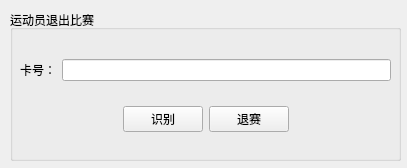
Above: CrossroadGradeManageSystem/pages/exitgames/exitgames.ui from JyamlamLaiHust/MotorcrossManagementSystem before the change. Below: the same form after it.
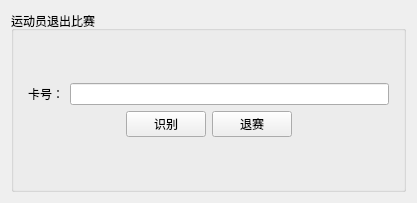
That is the form after the change.

```diff
--- a/CrossroadGradeManageSystem/pages/exitgames/exitgames.ui
+++ b/CrossroadGradeManageSystem/pages/exitgames/exitgames.ui
@@ -6,37 +6,30 @@
    <rect>
     <x>0</x>
     <y>0</y>
-    <width>407</width>
-    <height>168</height>
+    <width>417</width>
+    <height>203</height>
    </rect>
   </property>
   <property name="windowTitle">
    <string>Form</string>
   </property>
+  <layout class="QGridLayout" name="gridLayout">
+   <item row="0" column="0">
   <widget class="QGroupBox" name="groupBox">
-   <property name="geometry">
-    <rect>
-     <x>10</x>
-     <y>10</y>
-     <width>391</width>
-     <height>151</height>
-    </rect>
-   </property>
    <property name="title">
     <string>运动员退出比赛</string>
    </property>
-   <widget class="QWidget" name="verticalLayoutWidget">
-    <property name="geometry">
-     <rect>
-      <x>10</x>
-      <y>30</y>
-      <width>371</width>
-      <height>111</height>
-     </rect>
-    </property>
+     <layout class="QGridLayout" name="gridLayout_2">
+      <item row="0" column="0">
     <layout class="QVBoxLayout" name="verticalLayout">
      <item>
       <layout class="QHBoxLayout" name="horizontalLayout">
+          <property name="leftMargin">
+           <number>5</number>
+          </property>
+          <property name="rightMargin">
+           <number>5</number>
+          </property>
        <item>
         <widget class="QLabel" name="rfidTag_label">
          <property name="text">
@@ -58,6 +51,12 @@
      </item>
      <item>
       <layout class="QHBoxLayout" name="horizontalLayout_2">
+          <property name="leftMargin">
+           <number>5</number>
+          </property>
+          <property name="rightMargin">
+           <number>5</number>
+          </property>
        <item>
         <spacer name="horizontalSpacer">
          <property name="orientation">
@@ -101,8 +100,11 @@
       </layout>
      </item>
     </layout>
-   </widget>
-  </widget>
+      </item>
+     </layout>
+    </widget>
+   </item>
+  </layout>
  </widget>
  <resources/>
  <connections/>
```
Lines whose indentation alone changed are shown as unchanged.
